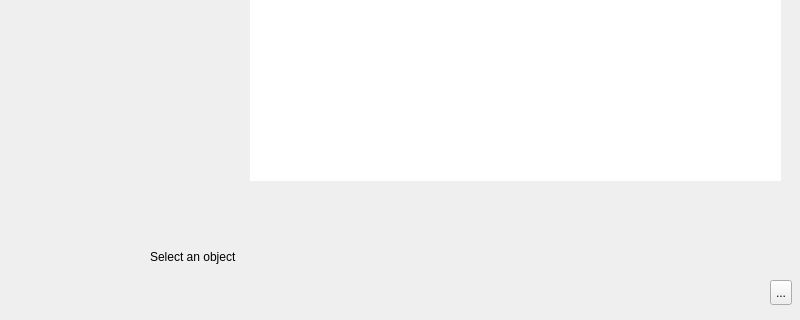
The window that client/base/interface/BaseWindow.ui (alphaonex86/CatchChallenger) describes before a commit, drawn with Qt 5; both pictures show x 0 to 800 and y 280 to 600 of the 800 by 600 pixel window.
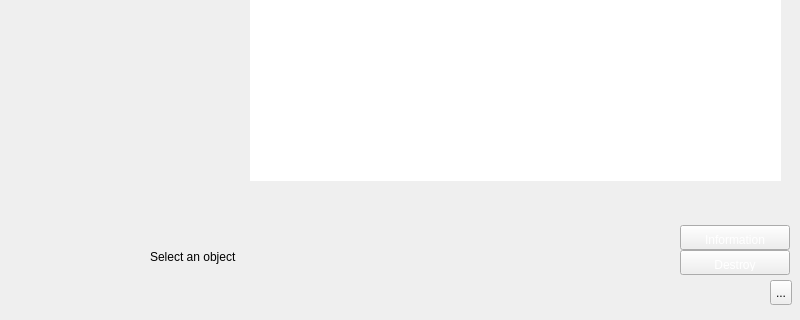
The same window after the commit. The open tabs and pages were chosen to show the change. Icons and pictures are not drawn.

Commit message: [Change] Start give/take command and inventory destroy (client,server,shared lib)

```diff
--- a/client/base/interface/BaseWindow.ui
+++ b/client/base/interface/BaseWindow.ui
@@ -1226,7 +1226,7 @@
              <rect>
               <x>150</x>
               <y>530</y>
-              <width>611</width>
+              <width>521</width>
               <height>51</height>
              </rect>
             </property>
@@ -1304,7 +1304,7 @@
              <rect>
               <x>150</x>
               <y>510</y>
-              <width>641</width>
+              <width>521</width>
               <height>16</height>
              </rect>
             </property>
@@ -1315,6 +1315,66 @@
              </font>
             </property>
            </widget>
+           <widget class="QPushButton" name="inventoryDestroy">
+            <property name="geometry">
+             <rect>
+              <x>680</x>
+              <y>530</y>
+              <width>110</width>
+              <height>25</height>
+             </rect>
+            </property>
+            <property name="styleSheet">
+             <string notr="true">QPushButton::hover {
+background-position:left center;
+}
+QPushButton::pressed {
+background-position:left bottom;
+}
+QPushButton { 
+background-image: url(:/images/interface/button-generic.png);
+border-image: url(:/images/empty.png);
+color: rgb(255, 255, 255);
+padding-left:4px;
+padding-right:4px;
+padding-top:8px;
+padding-bottom:3px;
+}</string>
+            </property>
+            <property name="text">
+             <string>Destroy</string>
+            </property>
+           </widget>
+           <widget class="QPushButton" name="inventoryInformation">
+            <property name="geometry">
+             <rect>
+              <x>680</x>
+              <y>505</y>
+              <width>110</width>
+              <height>25</height>
+             </rect>
+            </property>
+            <property name="styleSheet">
+             <string notr="true">QPushButton::hover {
+background-position:left center;
+}
+QPushButton::pressed {
+background-position:left bottom;
+}
+QPushButton { 
+background-image: url(:/images/interface/button-generic.png);
+border-image: url(:/images/empty.png);
+color: rgb(255, 255, 255);
+padding-left:4px;
+padding-right:4px;
+padding-top:8px;
+padding-bottom:3px;
+}</string>
+            </property>
+            <property name="text">
+             <string>Information</string>
+            </property>
+           </widget>
           </widget>
          </item>
         </layout>
```
Left out of the diff: 2 changed lines with no effect on the pictures. The commit also changes 11 other files.
